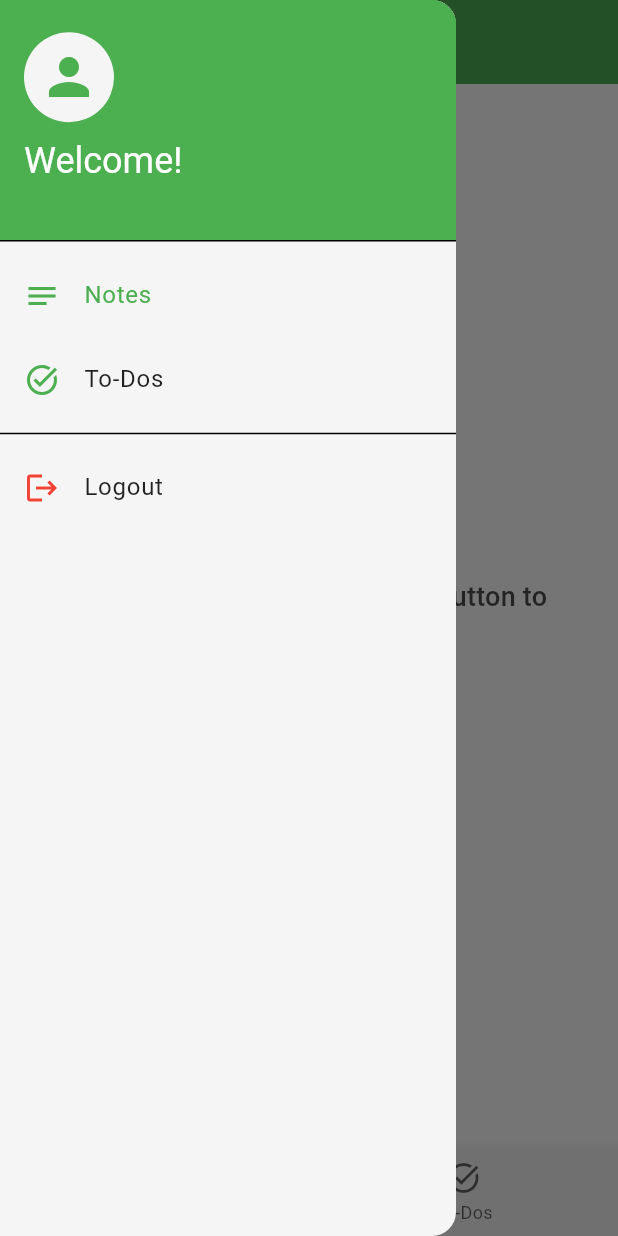
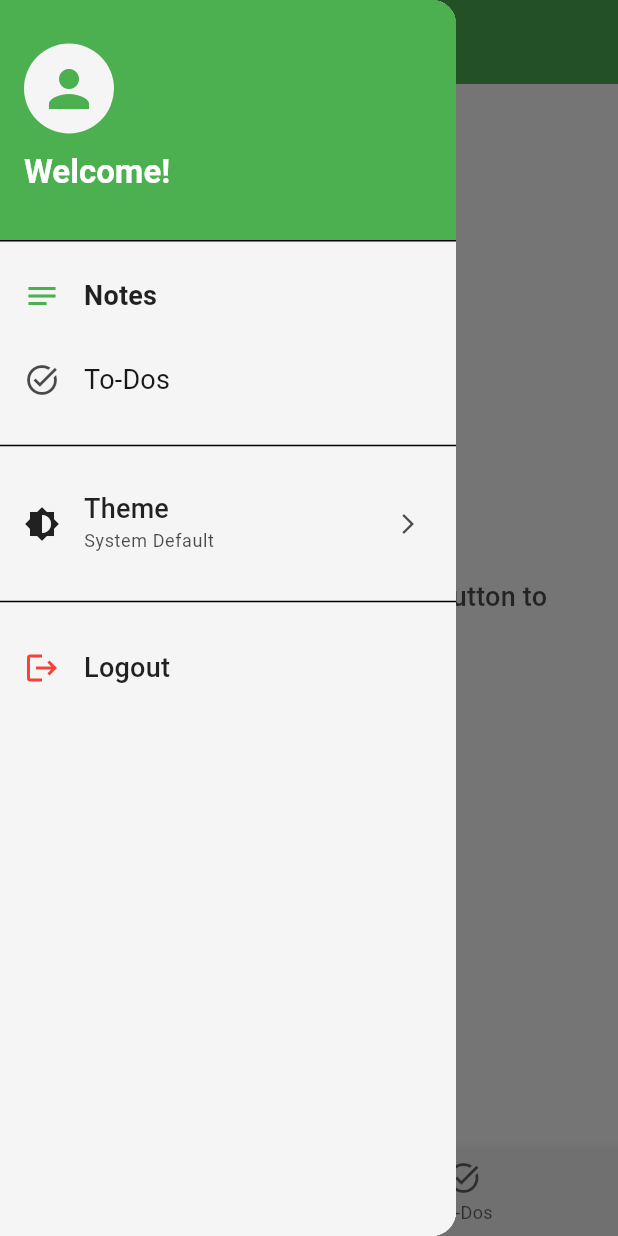
Before and after one commit to mussie-alemayehu/notes-and-to-do, a Flutter app: the screen it shows once a user with an empty profile is signed in, with the side drawer open, on a phone screen of 412 x 824 dp. Run offline on Flutter 3.47's test engine with Material 3 defaults, Android fonts, the phone set to English and light mode, and no system bars; drawn by our look-alikes of flutter_animate; our stand-ins replace cloud_firestore, connectivity_plus, firebase_auth, firebase_core, google_fonts, google_sign_in and 1 more; accounts and stored records are empty; generated files the repository leaves out were written again.

Commit message:
update the drawer ui and implement theme selection

```diff
--- a/lib/main.dart
+++ b/lib/main.dart
@@ -15,9 +15,10 @@ import './services/sync_service.dart';
 // providers
 import './providers/notes.dart';
 import './providers/to_dos.dart';
+import './providers/theme_notifier.dart';
 
 // screens
-import 'screens/auth_screen.dart';
+import './screens/auth_screen.dart';
 import './screens/tabs_screen.dart';
 import './screens/note_details_screen.dart';
 import './screens/notes_list_screen.dart';
@@ -47,6 +48,9 @@ class MyApp extends StatelessWidget {
         ChangeNotifierProvider(
           create: (_) => ToDos(),
         ),
+        ChangeNotifierProvider(
+          create: (_) => ThemeNotifier(),
+        ),
       ],
       child: Builder(builder: (context) {
         final notesProvider = Provider.of<Notes>(context, listen: false);
@@ -59,6 +63,7 @@ class MyApp extends StatelessWidget {
           title: 'Notes',
           theme: lightTheme,
           darkTheme: darkTheme,
+          themeMode: Provider.of<ThemeNotifier>(context).themeMode,
           home: StreamBuilder(
             stream: FirebaseAuth.instance.userChanges(),
             builder: (ctx, snapshot) {
--- /dev/null
+++ b/lib/providers/theme_notifier.dart
@@ -0,0 +1,20 @@
+import 'package:flutter/material.dart';
+
+// A simple ChangeNotifier to hold and manage the current ThemeMode.
+class ThemeNotifier with ChangeNotifier {
+  // Default theme mode is system default.
+  ThemeMode _themeMode = ThemeMode.system;
+
+  // Getter to access the current theme mode.
+  ThemeMode get themeMode => _themeMode;
+
+  // Setter to update the theme mode and notify listeners.
+  void setThemeMode(ThemeMode mode) {
+    // Only update and notify if the mode has actually changed.
+    if (_themeMode != mode) {
+      _themeMode = mode;
+      // Notify all widgets listening to this notifier to rebuild.
+      notifyListeners();
+    }
+  }
+}
--- a/lib/screens/tabs_screen.dart
+++ b/lib/screens/tabs_screen.dart
@@ -1,13 +1,12 @@
-import 'package:firebase_auth/firebase_auth.dart';
 import 'package:flutter/material.dart';
 import 'package:provider/provider.dart';
 
-import '../screens/notes_list_screen.dart';
-import '../screens/todos_list_screen.dart';
+import './notes_list_screen.dart';
+import './todos_list_screen.dart';
+import './note_details_screen.dart';
+import '../models.dart';
 import '../providers/to_dos.dart';
-import '../services/auth.dart';
-import '../models.dart';
-import './note_details_screen.dart';
+import '../widgets/custom_drawer.dart';
 
 class TabsScreen extends StatefulWidget {
   static const routeName = '/tabs';
@@ -83,104 +82,22 @@ class _TabScreenState extends State<TabsScreen> {
     return newAction;
   }
 
+  int get selectedIndex => _selectedIndex;
+
   @override
   Widget build(BuildContext context) {
     final scaffoldMessenger = ScaffoldMessenger.of(context);
     final todosData = Provider.of<ToDos>(context);
     List<ToDo> completedToDos = todosData.completedToDos;
 
-    final userEmail = FirebaseAuth.instance.currentUser?.email;
-
     return Scaffold(
-      drawer: Drawer(
-        child: Column(
-          crossAxisAlignment: CrossAxisAlignment.stretch,
-          children: [
-            DrawerHeader(
-              decoration: BoxDecoration(
-                color: Theme.of(context).colorScheme.primary,
-              ),
-              child: Column(
-                mainAxisAlignment: MainAxisAlignment.center,
-                crossAxisAlignment: CrossAxisAlignment.start,
-                children: [
-                  CircleAvatar(
-                    radius: 30,
-                    backgroundColor: Theme.of(context).colorScheme.surface,
-                    child: Icon(
-                      Icons.person,
-                      size: 40,
-                      color: Theme.of(context).colorScheme.primary,
-                    ),
-                  ),
-                  const SizedBox(height: 10),
-                  Text(
-                    'Welcome!',
-                    style: Theme.of(context).textTheme.headlineSmall?.copyWith(
-                          color: Theme.of(context).colorScheme.onPrimary,
-                        ),
-                  ),
-                  if (userEmail != null)
-                    Text(
-                      userEmail,
-                      style: Theme.of(context).textTheme.bodyMedium?.copyWith(
-                            color: Theme.of(context).colorScheme.onPrimary,
-                          ),
-                    ),
-                ],
-              ),
-            ),
-            ListTile(
-              leading: Icon(
-                Icons.notes,
-                color: Theme.of(context).colorScheme.primary,
-              ),
-              title: const Text('Notes'),
-              selected: _selectedIndex == 0, // Highlight selected item
-              onTap: () {
-                Navigator.of(context).pop();
-                setState(() {
-                  _selectedIndex = 0;
-                });
-              },
-            ),
-            ListTile(
-              leading: Icon(
-                Icons.task_alt,
-                color: Theme.of(context).colorScheme.primary,
-              ),
-              title: const Text('To-Dos'),
-              selected: _selectedIndex == 1, // Highlight selected item
-              onTap: () {
-                Navigator.of(context).pop();
-                setState(() {
-                  _selectedIndex = 1;
-                });
-              },
-            ),
-            const Divider(),
-            ListTile(
-              leading: Icon(
-                Icons.logout,
-                color: Theme.of(context).colorScheme.error,
-              ),
-              title: const Text('Logout'),
-              onTap: () async {
-                Navigator.of(context).pop();
-                final showSnackBar = ScaffoldMessenger.of(context).showSnackBar;
-                final colorScheme = Theme.of(context).colorScheme;
-
-                await AuthServices().signOut();
-                showSnackBar(
-                  SnackBar(
-                    content: const Text('Logged out!'),
-                    backgroundColor: colorScheme.primary,
-                  ),
-                );
-              },
-            ),
-          ],
-        ),
+      drawer: CustomDrawer(
+        selectedIndex: selectedIndex,
+        selectIndex: (newValue) {
+          setState(() {
+            _selectedIndex = newValue;
+          });
+        },
       ),
       appBar: AppBar(
         title: Text(
--- /dev/null
+++ b/lib/widgets/custom_drawer.dart
@@ -0,0 +1,261 @@
+import 'package:firebase_auth/firebase_auth.dart';
+import 'package:flutter/material.dart';
+import 'package:provider/provider.dart';
+import 'package:flutter_animate/flutter_animate.dart';
+
+import '../services/auth.dart';
+import '../providers/theme_notifier.dart';
+
+class CustomDrawer extends StatelessWidget {
+  final void Function(int) selectIndex;
+  final int selectedIndex;
+
+  const CustomDrawer({
+    super.key,
+    required this.selectedIndex,
+    required this.selectIndex,
+  });
+
+  String _getThemeModeText(ThemeMode mode) {
+    switch (mode) {
+      case ThemeMode.system:
+        return 'System Default';
+      case ThemeMode.light:
+        return 'Light';
+      case ThemeMode.dark:
+        return 'Dark';
+    }
+  }
+
+  void _showThemeModeDialog(BuildContext context, ThemeNotifier themeNotifier) {
+    final Color primaryColor = Theme.of(context).colorScheme.primary;
+    final Color onSurfaceColor = Theme.of(context).colorScheme.onSurface;
+    final TextTheme textTheme = Theme.of(context).textTheme;
+    final Color surfaceColor = Theme.of(context).colorScheme.surface;
+
+    showDialog(
+      context: context,
+      builder: (ctx) {
+        return AlertDialog(
+          title: Text(
+            'Select Theme',
+            style: textTheme.titleLarge?.copyWith(color: onSurfaceColor),
+          ),
+          content: Column(
+            mainAxisSize: MainAxisSize.min,
+            children: ThemeMode.values.map((mode) {
+              return RadioListTile<ThemeMode>(
+                title: Text(
+                  _getThemeModeText(mode),
+                  style: textTheme.bodyMedium?.copyWith(color: onSurfaceColor),
+                ),
+                value: mode,
+                groupValue: themeNotifier.themeMode,
+                onChanged: (newMode) {
+                  if (newMode != null) {
+                    themeNotifier.setThemeMode(newMode);
+
+                    Navigator.of(ctx).pop();
+                  }
+                },
+                activeColor: primaryColor,
+              );
+            }).toList(),
+          ),
+          shape: RoundedRectangleBorder(
+            borderRadius: BorderRadius.circular(16),
+          ),
+          backgroundColor: surfaceColor,
+        );
+      },
+    );
+  }
+
+  @override
+  Widget build(BuildContext context) {
+    final userEmail = FirebaseAuth.instance.currentUser?.email;
+    final themeNotifier = Provider.of<ThemeNotifier>(context);
+    final colorScheme = Theme.of(context).colorScheme;
+    final textTheme = Theme.of(context).textTheme; // Capture text theme
+
+    return Drawer(
+      child: Container(
+        color: colorScheme.surface,
+        child: Column(
+          crossAxisAlignment: CrossAxisAlignment.stretch,
+          children: [
+            DrawerHeader(
+              decoration: BoxDecoration(
+                color: colorScheme.primary,
+              ),
+              child: SafeArea(
+                child: Column(
+                  mainAxisAlignment: MainAxisAlignment.end,
+                  crossAxisAlignment: CrossAxisAlignment.start,
+                  children: [
+                    CircleAvatar(
+                      radius: 30,
+                      backgroundColor: colorScheme.surface,
+                      child: Icon(
+                        Icons.person,
+                        size: 40,
+                        color: colorScheme.primary,
+                      ),
+                    ),
+                    const SizedBox(height: 12),
+                    Text(
+                      'Welcome!',
+                      style: textTheme.titleLarge?.copyWith(
+                        // Use captured textTheme
+                        color: colorScheme.onPrimary,
+                        fontWeight: FontWeight.bold,
+                      ),
+                    ),
+                    if (userEmail != null)
+                      Text(
+                        userEmail,
+                        style: textTheme.bodyMedium?.copyWith(
+                          // Use captured textTheme
+                          color: colorScheme.onPrimary.withValues(alpha: 0.8),
+                        ),
+                      ),
+                  ],
+                ),
+              ),
+            ),
+            Expanded(
+              child: ListView(
+                padding: EdgeInsets.zero,
+                children: [
+                  ListTile(
+                    leading: Icon(
+                      Icons.notes,
+                      color: selectedIndex == 0
+                          ? colorScheme.primary
+                          : colorScheme.onSurface.withValues(alpha: 0.7),
+                    ),
+                    title: Text(
+                      'Notes',
+                      style: textTheme.titleMedium?.copyWith(
+                        // Use captured textTheme
+                        color: selectedIndex == 0
+                            ? colorScheme.onSurface
+                            : colorScheme.onSurface.withValues(alpha: 0.9),
+                        fontWeight: selectedIndex == 0
+                            ? FontWeight.bold
+                            : FontWeight.normal,
+                      ),
+                    ),
+                    selected: selectedIndex == 0,
+                    selectedTileColor:
+                        colorScheme.primary.withValues(alpha: 0.1),
+                    onTap: () {
+                      Navigator.of(context).pop();
+                      selectIndex(0);
+                    },
+                  ).animate(effects: [
+                    FadeEffect(duration: 300.ms),
+                    SlideEffect(begin: Offset(-0.1, 0))
+                  ]),
+
+                  ListTile(
+                    leading: Icon(
+                      Icons.task_alt,
+                      color: selectedIndex == 1
+                          ? colorScheme.primary
+                          : colorScheme.onSurface.withValues(alpha: 0.7),
+                    ),
+                    title: Text(
+                      'To-Dos',
+                      style: textTheme.titleMedium?.copyWith(
+                        // Use captured textTheme
+                        color: selectedIndex == 1
+                            ? colorScheme.onSurface
+                            : colorScheme.onSurface.withValues(alpha: 0.9),
+                        fontWeight: selectedIndex == 1
+                            ? FontWeight.bold
+                            : FontWeight.normal,
+                      ),
+                    ),
+                    selected: selectedIndex == 1,
+                    selectedTileColor:
+                        colorScheme.primary.withValues(alpha: 0.1),
+                    onTap: () {
+                      Navigator.of(context).pop();
+                      selectIndex(1);
+                    },
+                  ).animate(effects: [
+                    FadeEffect(duration: 300.ms, delay: 50.ms),
+                    SlideEffect(begin: Offset(-0.1, 0), delay: 50.ms)
+                  ]),
+
+                  const Divider(height: 32, thickness: 1),
+
+                  // Theme Selection ListTile
+                  ListTile(
+                    leading: Icon(
+                      Icons.brightness_medium,
+                      color: colorScheme.onSurface,
+                    ),
+                    title: Text(
+                      'Theme',
+                      style: textTheme.titleMedium?.copyWith(
+                          color:
+                              colorScheme.onSurface), // Use captured textTheme
+                    ),
+                    subtitle: Text(
+                      _getThemeModeText(themeNotifier.themeMode),
+                      style: textTheme.bodySmall?.copyWith(
+                        color: colorScheme.onSurface.withValues(alpha: 0.7),
+                      ),
+                    ),
+                    trailing: Icon(Icons.arrow_forward_ios,
+                        size: 16,
+                        color: colorScheme.onSurface.withValues(alpha: 0.7)),
+                    onTap: () {
+                      _showThemeModeDialog(context, themeNotifier);
+                    },
+                  ).animate(effects: [
+                    FadeEffect(duration: 300.ms, delay: 100.ms),
+                    SlideEffect(begin: Offset(-0.1, 0), delay: 100.ms)
+                  ]),
+
+                  const Divider(height: 32, thickness: 1),
+
+                  ListTile(
+                    leading: Icon(
+                      Icons.logout,
+                      color: colorScheme.error,
+                    ),
+                    title: Text(
+                      'Logout',
+                      style: textTheme.titleMedium
+                          ?.copyWith(color: colorScheme.onSurface),
+                    ),
+                    onTap: () async {
+                      Navigator.of(context).pop();
+                      final showSnackBar =
+                          ScaffoldMessenger.of(context).showSnackBar;
+                      final colorScheme = Theme.of(context).colorScheme;
+
+                      await AuthServices().signOut();
+                      showSnackBar(
+                        SnackBar(
+                          content: const Text('Logged out!'),
+                          backgroundColor: colorScheme.primary,
+                        ),
+                      );
+                    },
+                  ).animate(effects: [
+                    FadeEffect(duration: 300.ms, delay: 150.ms),
+                    SlideEffect(begin: Offset(-0.1, 0), delay: 150.ms)
+                  ]),
+                ],
+              ),
+            ),
+          ],
+        ),
+      ),
+    );
+  }
+}
```
Also changed, not shown: lib/widgets/custom_text_field.dart (deleted, +0 -38 lines).
